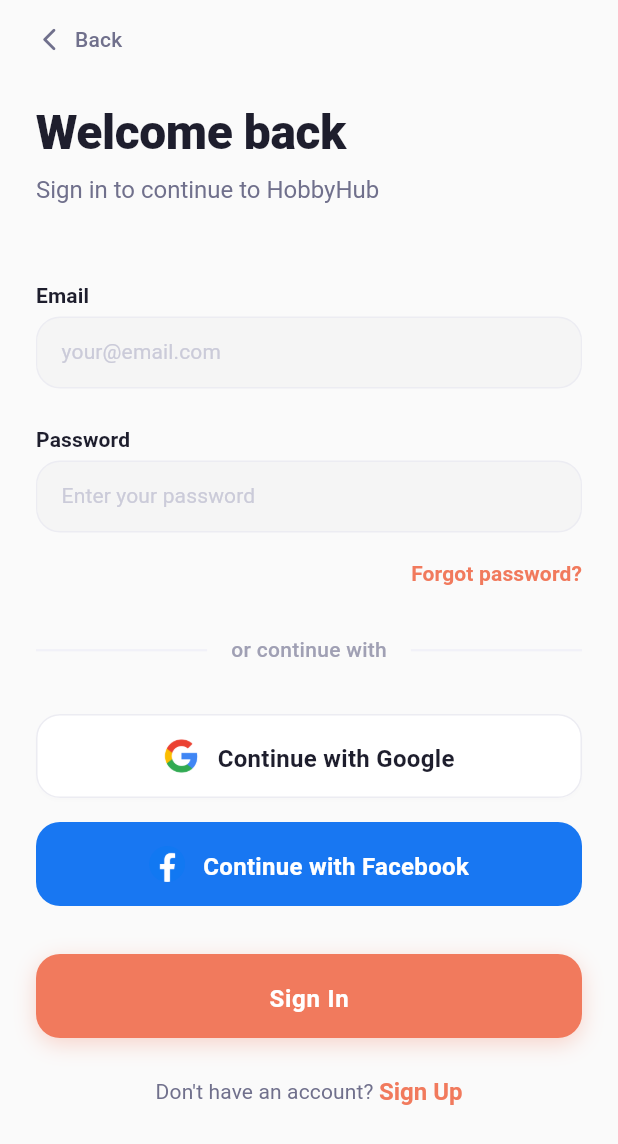
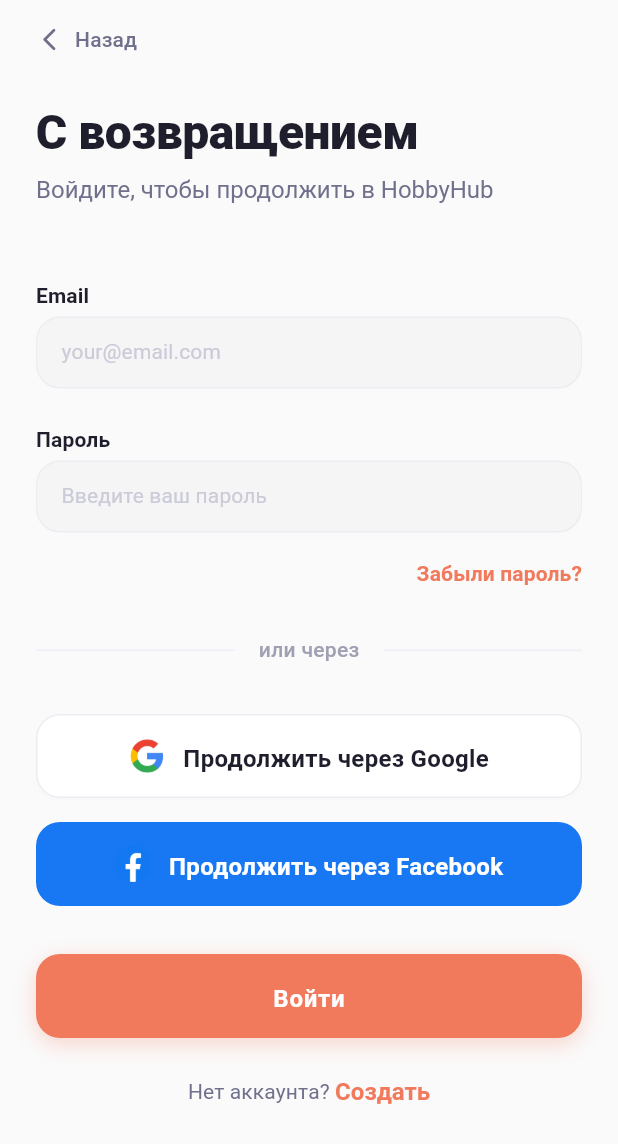
Before and after one commit to Zero-Logic-Education/HobbyHub, a Flutter app: the LoginScreen screen opened by its route, on a phone screen of 412 x 824 dp. Shown: the top 1144 px of the screen. Run offline on Flutter 3.47's test engine with Material 3 defaults, Android fonts, the light colour scheme and no system bars; our stand-ins replace cloud_firestore, firebase_analytics, firebase_auth, firebase_core, firebase_messaging, firebase_storage and 7 more; missing offline and left inert: flutter_facebook_auth; accounts and stored records are empty; network calls fail.

Commit message:
feat: Localize authentication and onboarding screens to Russian

```diff
--- a/lib/ui/auth/age_verification_screen.dart
+++ b/lib/ui/auth/age_verification_screen.dart
@@ -84,7 +84,7 @@
                         ),
                         const SizedBox(width: 8),
                         Text(
-                          'Back',
+                          'Назад',
                           style: AppTypography.bodyMedium.copyWith(
                             color: AppColors.textSecondary,
                             fontWeight: FontWeight.w500,
@@ -143,7 +143,7 @@
 
                 // Header
                 Text(
-                  'How old are you?',
+                  'Сколько вам лет?',
                   style: AppTypography.headingLarge.copyWith(
                     fontSize: 32,
                     color: AppColors.textPrimary,
@@ -152,7 +152,7 @@
                 ),
                 const SizedBox(height: 8),
                 Text(
-                  'We use your age to show safe and relevant events.',
+                  'Мы используем ваш возраст, чтобы показывать подходящие события.',
                   style: AppTypography.bodyLarge.copyWith(
                     color: AppColors.textSecondary,
                   ),
@@ -162,7 +162,7 @@
 
                 // Picker Section
                 Text(
-                  'Select your age',
+                  'Выберите ваш возраст',
                   style: AppTypography.subheadingLarge.copyWith(
                     color: AppColors.textPrimary,
                     fontWeight: FontWeight.w600,
@@ -182,7 +182,7 @@
                     borderRadius: BorderRadius.circular(16),
                   ),
                   child: Text(
-                    'Choose your age',
+                    'Укажите возраст',
                     style: AppTypography.bodyLarge.copyWith(
                       color: AppColors.textPrimary,
                       fontWeight: FontWeight.w500,
@@ -272,7 +272,7 @@
                 const SizedBox(height: 32),
 
                 // Continue Button
-                PrimaryButton(label: 'Continue', onPressed: _submit),
+                PrimaryButton(label: 'Продолжить', onPressed: _submit),
 
                 const SizedBox(height: 16),
 
--- a/lib/ui/auth/login_screen.dart
+++ b/lib/ui/auth/login_screen.dart
@@ -120,7 +120,7 @@
                                 ),
                                 const SizedBox(width: 8),
                                 Text(
-                                  'Back',
+                                  'Назад',
                                   style: AppTypography.bodyMedium.copyWith(
                                     color: AppColors.textSecondary,
                                     fontWeight: FontWeight.w500,
@@ -135,7 +135,7 @@
 
                         // Header
                         Text(
-                          'Welcome back',
+                          'С возвращением',
                           style: AppTypography.headingLarge.copyWith(
                             fontSize: 32,
                             color: AppColors.textPrimary,
@@ -144,7 +144,7 @@
                         ),
                         const SizedBox(height: 8),
                         Text(
-                          'Sign in to continue to HobbyHub',
+                          'Войдите, чтобы продолжить в HobbyHub',
                           style: AppTypography.bodyLarge.copyWith(
                             color: AppColors.textSecondary,
                           ),
@@ -160,10 +160,10 @@
                           keyboardType: TextInputType.emailAddress,
                           validator: (value) {
                             if (value == null || value.isEmpty) {
-                              return 'Please enter email';
+                              return 'Пожалуйста, введите email';
                             }
                             if (!value.contains('@')) {
-                              return 'Invalid email format';
+                              return 'Некорректный формат email';
                             }
                             return null;
                           },
@@ -173,16 +173,16 @@
 
                         // Password Field
                         AppTextField(
-                          label: 'Password',
+                          label: 'Пароль',
                           controller: _passwordController,
-                          hint: 'Enter your password',
+                          hint: 'Введите ваш пароль',
                           obscureText: true,
                           validator: (value) {
                             if (value == null || value.isEmpty) {
-                              return 'Please enter password';
+                              return 'Пожалуйста, введите пароль';
                             }
                             if (value.length < 6) {
-                              return 'Password too short';
+                              return 'Пароль слишком короткий';
                             }
                             return null;
                           },
@@ -201,7 +201,7 @@
                               tapTargetSize: MaterialTapTargetSize.shrinkWrap,
                             ),
                             child: Text(
-                              'Forgot password?',
+                              'Забыли пароль?',
                               style: AppTypography.labelLarge.copyWith(
                                 color: AppColors.primary,
                                 fontWeight: FontWeight.w700,
@@ -226,7 +226,7 @@
                                 horizontal: 16,
                               ),
                               child: Text(
-                                'or continue with',
+                                'или через',
                                 style: AppTypography.bodySmall.copyWith(
                                   color: AppColors.textTertiary,
                                   fontSize: 14,
@@ -246,7 +246,7 @@
 
                         // Social Buttons
                         SocialAuthButton(
-                          label: 'Continue with Google',
+                          label: 'Продолжить через Google',
                           isGoogle: true,
                           onPressed: () => ref
                               .read(authNotifierProvider.notifier)
@@ -254,7 +254,7 @@
                         ),
                         const SizedBox(height: 16),
                         SocialAuthButton(
-                          label: 'Continue with Facebook',
+                          label: 'Продолжить через Facebook',
                           isFacebook: true,
                           onPressed: () => ref
                               .read(authNotifierProvider.notifier)
@@ -264,7 +264,7 @@
                         const SizedBox(height: 32),
                         // Submit Button
                         PrimaryButton(
-                          label: 'Sign In',
+                          label: 'Войти',
                           onPressed: _login,
                           isLoading: authState is AsyncLoading,
                         ),
@@ -276,7 +276,7 @@
                           mainAxisAlignment: MainAxisAlignment.center,
                           children: [
                             Text(
-                              "Don't have an account? ",
+                              "Нет аккаунта? ",
                               style: AppTypography.bodyMedium.copyWith(
                                 color: AppColors.textSecondary,
                               ),
@@ -284,7 +284,7 @@
                             InkWell(
                               onTap: () => context.push(AppRoutes.register),
                               child: Text(
-                                'Sign Up',
+                                'Создать',
                                 style: AppTypography.subheadingMedium.copyWith(
                                   color: AppColors.primary,
                                   fontWeight: FontWeight.w700,
--- a/lib/ui/auth/register_password_screen.dart
+++ b/lib/ui/auth/register_password_screen.dart
@@ -95,7 +95,7 @@
                                 ),
                                 const SizedBox(width: 8),
                                 Text(
-                                  'Back',
+                                  'Назад',
                                   style: AppTypography.bodyMedium.copyWith(
                                     color: AppColors.textSecondary,
                                     fontWeight: FontWeight.w500,
@@ -156,7 +156,7 @@
 
                         // Header
                         Text(
-                          'Set password',
+                          'Установите пароль',
                           style: AppTypography.headingLarge.copyWith(
                             fontSize: 32,
                             color: AppColors.textPrimary,
@@ -165,7 +165,7 @@
                         ),
                         const SizedBox(height: 8),
                         Text(
-                          "One last step to secure your account",
+                          "Последний шаг для защиты вашего аккаунта",
                           style: AppTypography.bodyLarge.copyWith(
                             color: AppColors.textSecondary,
                           ),
@@ -175,16 +175,16 @@
 
                         // Password Field
                         AppTextField(
-                          label: 'Password',
+                          label: 'Пароль',
                           controller: _passwordController,
                           hint: '••••••••',
                           obscureText: true,
                           validator: (value) {
                             if (value == null || value.isEmpty) {
-                              return 'Please enter password';
+                              return 'Пожалуйста, введите пароль';
                             }
                             if (value.length < 6) {
-                              return 'Password too short';
+                              return 'Пароль слишком короткий';
                             }
                             return null;
                           },
--- a/lib/ui/auth/register_screen.dart
+++ b/lib/ui/auth/register_screen.dart
@@ -75,7 +75,7 @@
                                 ),
                                 const SizedBox(width: 8),
                                 Text(
-                                  'Back',
+                                  'Назад',
                                   style: AppTypography.bodyMedium.copyWith(
                                     color: AppColors.textSecondary,
                                     fontWeight: FontWeight.w500,
@@ -136,7 +136,7 @@
 
                         // Header
                         Text(
-                          'Create account',
+                          'Создать аккаунт',
                           style: AppTypography.headingLarge.copyWith(
                             fontSize: 32,
                             color: AppColors.textPrimary,
@@ -145,7 +145,7 @@
                         ),
                         const SizedBox(height: 8),
                         Text(
-                          "Let's get you started on HobbyHub",
+                          "Давайте начнем ваше приключение в HobbyHub",
                           style: AppTypography.bodyLarge.copyWith(
                             color: AppColors.textSecondary,
                           ),
@@ -155,12 +155,12 @@
 
                         // Name Field
                         AppTextField(
-                          label: 'Your name',
+                          label: 'Ваше имя',
                           controller: _nameController,
-                          hint: 'Enter your name',
+                          hint: 'Введите ваше имя',
                           validator: (value) {
                             if (value == null || value.isEmpty) {
-                              return 'Please enter your name';
+                              return 'Пожалуйста, введите ваше имя';
                             }
                             return null;
                           },
@@ -176,10 +176,10 @@
                           keyboardType: TextInputType.emailAddress,
                           validator: (value) {
                             if (value == null || value.isEmpty) {
-                              return 'Please enter email';
+                              return 'Пожалуйста, введите email';
                             }
                             if (!value.contains('@')) {
-                              return 'Invalid email format';
+                              return 'Некорректный формат email';
                             }
                             return null;
                           },
@@ -189,13 +189,13 @@
 
                         // Phone Field
                         AppTextField(
-                          label: 'Phone number',
+                          label: 'Номер телефона',
                           controller: _phoneController,
-                          hint: '+1 (555) 000-0000',
+                          hint: '+7 (XXX) XXX-XXXX',
                           keyboardType: TextInputType.phone,
                           validator: (value) {
                             if (value == null || value.isEmpty) {
-                              return 'Please enter phone number';
+                              return 'Пожалуйста, введите номер телефона';
                             }
                             return null;
                           },
@@ -207,7 +207,7 @@
 
                         // Continue Button
                         PrimaryButton(
-                          label: 'Continue',
+                          label: 'Продолжить',
                           onPressed: _onContinue,
                         ),
 
@@ -218,7 +218,7 @@
                           mainAxisAlignment: MainAxisAlignment.center,
                           children: [
                             Text(
-                              "Already have an account? ",
+                              "Уже есть аккаунт? ",
                               style: AppTypography.bodyMedium.copyWith(
                                 color: AppColors.textSecondary,
                               ),
@@ -226,7 +226,7 @@
                             InkWell(
                               onTap: () => context.push(AppRoutes.login),
                               child: Text(
-                                'Sign In',
+                                'Войти',
                                 style: AppTypography.subheadingMedium.copyWith(
                                   color: AppColors.primary,
                                   fontWeight: FontWeight.w700,
--- a/lib/ui/welcome/welcome_screen.dart
+++ b/lib/ui/welcome/welcome_screen.dart
@@ -96,7 +96,7 @@
                         // Title & Subtitle section
                         const SizedBox(height: 48),
                         Text(
-                          'Discover your next\npassionate hobby',
+                          'Открой для себя\nновое хобби',
                           textAlign: TextAlign.center,
                           style: AppTypography.headingLarge.copyWith(
                             fontSize: 32,
@@ -109,7 +109,7 @@
                         Padding(
                           padding: const EdgeInsets.symmetric(horizontal: 20),
                           child: Text(
-                            'Connect with like-minded people and explore exciting communities near you.',
+                            'Общайтесь с единомышленниками и исследуйте захватывающие сообщества рядом с вами.',
                             textAlign: TextAlign.center,
                             style: AppTypography.bodyLarge.copyWith(
                               color: AppColors.textSecondary,
@@ -124,12 +124,12 @@
 
                         // Buttons section
                         PrimaryButton(
-                          label: 'Create Account',
+                          label: 'Создать аккаунт',
                           onPressed: () => context.push(AppRoutes.register),
                         ),
                         const SizedBox(height: 16),
                         SecondaryButton(
-                          label: 'Sign In',
+                          label: 'Войти',
                           onPressed: () => context.push(AppRoutes.login),
                         ),
 
```
Also changed, not shown: lib/ui/auth/interests_screen.dart (+18 -18 lines).
